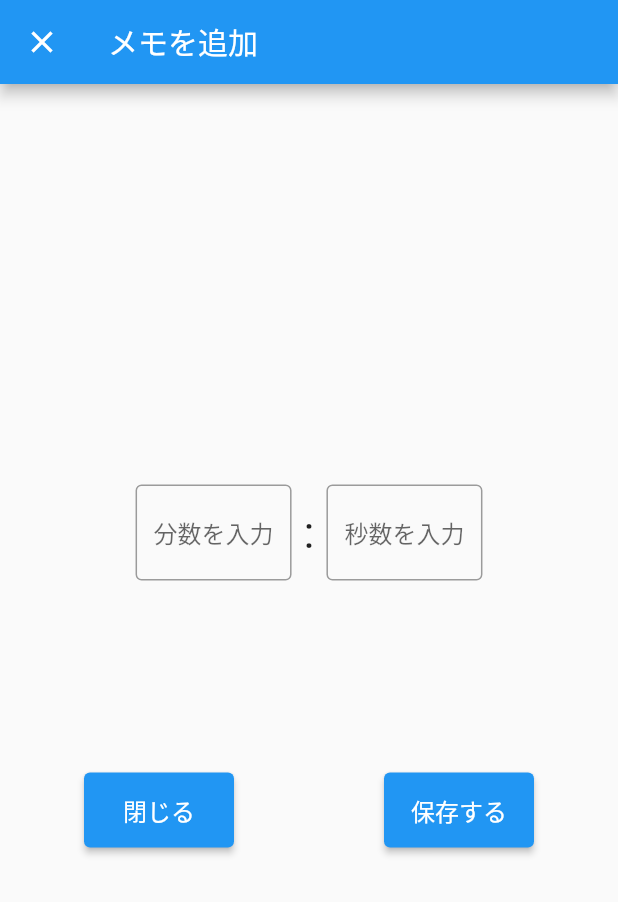
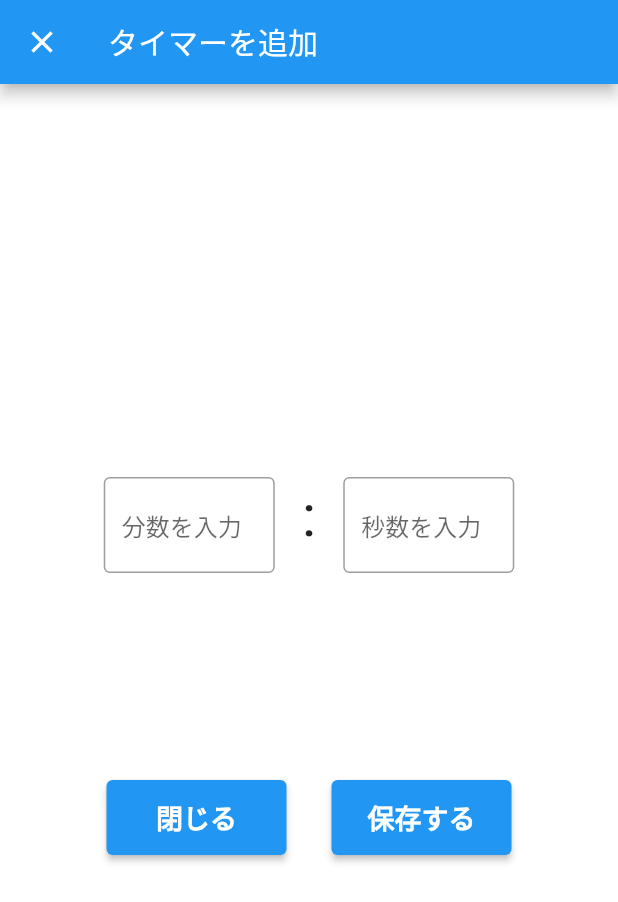
Before and after one commit to kiichi7580/Muscle_training_app, a Flutter app: the screen it shows after launch, item 3 of the bottom bar chosen, after a tap on the "add" icon, on a phone screen of 412 x 824 dp. Shown: the top 902 px of the screen. Run offline on Flutter 3.47's test engine with Material 2 defaults, Android fonts, the phone set to English and light mode, and no system bars; our stand-ins replace audioplayers, circular_countdown_timer, cloud_firestore, firebase_auth, firebase_core, flutter_riverpod and 2 more; accounts and stored records are empty.

Commit message:
タイトル変更、ボタン、文字などのデザイン修正

```diff
--- a/lib/app.dart
+++ b/lib/app.dart
@@ -6,7 +6,6 @@ import 'login/login_page.dart';
 import 'view/calendar/calendar_page.dart';
 import 'view/memo/memo_page.dart';
 import 'view/timer/timer_page.dart';
-
 
 // プロバイダー
 final indexProvider = StateProvider((ref) {
@@ -19,7 +18,6 @@ class Myapp extends ConsumerWidget {
 
   @override
   Widget build(BuildContext context, WidgetRef ref) {
-
     // インデックス
     final index = ref.watch(indexProvider);
 
@@ -55,7 +53,10 @@ class Myapp extends ConsumerWidget {
 
     return Scaffold(
       appBar: AppBar(
-        title: Text('${titles[index]}'),
+          title: Text(
+            '${titles[index]}',
+            style: TextStyle(fontWeight: FontWeight.w700),
+          ),
           actions: [
             IconButton(
               icon: Icon(Icons.logout),
@@ -76,6 +77,5 @@ class Myapp extends ConsumerWidget {
       body: pages[index],
       bottomNavigationBar: bar,
     );
-
   }
 }
--- /dev/null
+++ b/lib/constant/colors.dart
@@ -0,0 +1,7 @@
+import 'package:flutter/material.dart';
+
+// ベースカラー
+
+// 白縹（しろはなだ） → R:223, G:242, B:252
+
+Color mainColor = Color.fromRGBO(255, 255, 255, 1);
--- a/lib/domain/calendar.dart
+++ b/lib/domain/calendar.dart
@@ -27,7 +27,7 @@ class Calendar {
     return {
       "date": Timestamp.fromDate(date),
       "title": title,
-      "description": description
+      "description": description,
     };
   }
 }
--- a/lib/view/calendar/calendar_page.dart
+++ b/lib/view/calendar/calendar_page.dart
@@ -1,8 +1,9 @@
 import 'package:cloud_firestore/cloud_firestore.dart';
+import 'package:firebase_auth/firebase_auth.dart';
 import 'package:flutter/material.dart';
+import 'package:muscle_training_app/constant/colors.dart';
 import 'package:muscle_training_app/view/calendar/add_event.dart';
 import 'package:muscle_training_app/view/calendar/edit_event.dart';
-import 'package:muscle_training_app/view/calendar/event_firestore_service.dart';
 import 'package:muscle_training_app/view/calendar/event_item.dart';
 import 'package:provider/provider.dart';
 import 'package:table_calendar/table_calendar.dart';
@@ -13,12 +14,15 @@ import '../../view_model/calendar_model/calendar_model.dart';
 
 class CalendarPage extends StatefulWidget {
   const CalendarPage({super.key});
+  // const CalendarPage(User user, {super.key});
 
   @override
   State<CalendarPage> createState() => _CalendarPageState();
 }
 
 class _CalendarPageState extends State<CalendarPage> {
+  late User user;
+
   late DateTime _focusedDay;
   late DateTime _firstDay;
   late DateTime _lastDay;
@@ -77,9 +81,10 @@ class _CalendarPageState extends State<CalendarPage> {
   @override
   Widget build(BuildContext context) {
     return Scaffold(
-      appBar: AppBar(title: const Text('カレンダー')),
+      backgroundColor: mainColor,
       body: ListView(
         children: [
+          // Text('{$user}さん、ようこそ！'),
           TableCalendar(
             eventLoader: _getEventsForTheDay,
             calendarFormat: _calendarFormat,
@@ -130,15 +135,15 @@ class _CalendarPageState extends State<CalendarPage> {
             }),
             calendarStyle: const CalendarStyle(
               weekendTextStyle: TextStyle(
-                // 週末の色を指定
-                // 土日両方同じ色になってしまうため、改善策を模索中
-              ),
+                  // 週末の色を指定
+                  // 土日両方同じ色になってしまうため、改善策を模索中
+                  ),
               selectedDecoration: BoxDecoration(
                 shape: BoxShape.circle,
                 color: Colors.orange,
               ),
             ),
-            headerStyle: HeaderStyle(
+            headerStyle: const HeaderStyle(
               // カレンダーの表示範囲を変えないようにする場合はfalse
               formatButtonVisible: true,
               // タイトルを中央にしたかったらこの行を追加
@@ -195,6 +200,19 @@ class _CalendarPageState extends State<CalendarPage> {
                   }
                 }),
           ),
+          // Expanded(
+          //   child: ListView.builder(
+          //     itemCount: _events.length,
+          //     itemBuilder: (context, index) {
+          //       final event = _events[index];
+          //       return Card(
+          //         child: ListTile(
+          //           title: Text('$event'),
+          //         ),
+          //       );
+          //     },
+          //   ),
+          // ),
         ],
       ),
       floatingActionButton: FloatingActionButton(
--- a/lib/view/memo/table_memo.dart
+++ b/lib/view/memo/table_memo.dart
@@ -49,11 +49,6 @@ class TableWidget extends StatelessWidget {
             }
 
             final List<Widget> widgets = memos.map((memo) {
-              // if (memo.time != null && memo.time is Timestamp) {
-              //   final format1 = DateFormat('yyyy-MM-dd');
-              //   final today = (memo.time as Timestamp).toDate();
-              //   memo.time = format1.format(today);
-              // }
               return Slidable(
                 // child: Padding(
                 //   padding: const EdgeInsets.all(8.0),
--- a/lib/view/timer/add_timer.dart
+++ b/lib/view/timer/add_timer.dart
@@ -1,4 +1,5 @@
 import 'package:flutter/material.dart';
+import 'package:muscle_training_app/constant/colors.dart';
 import 'package:muscle_training_app/view_model/timer_model/add_timer_model.dart';
 import 'package:provider/provider.dart';
 
@@ -9,11 +10,11 @@ class AddTimerPage extends StatelessWidget {
         create: (_) => AddTimerModel(),
         child: Scaffold(
             appBar: AppBar(
-              title: const Text('メモを追加'),
+              title: const Text('タイマーを追加'),
             ),
+            backgroundColor: mainColor,
             body: Center(child:
                 Consumer<AddTimerModel>(builder: (context, model, child) {
-
               return Center(
                 child: Column(
                   mainAxisAlignment: MainAxisAlignment.center,
@@ -28,7 +29,8 @@ class AddTimerPage extends StatelessWidget {
                               mainAxisAlignment: MainAxisAlignment.center,
                               children: [
                                 SizedBox(
-                                  width: 120,
+                                  height: 90,
+                                  width: 130,
                                   child: Padding(
                                     padding: const EdgeInsets.all(8.0),
                                     child: TextField(
@@ -41,12 +43,19 @@ class AddTimerPage extends StatelessWidget {
                                     ),
                                   ),
                                 ),
-                                Text(
-                                  ':',
-                                  style: TextStyle(fontSize: 30),
+                                SizedBox(
+                                  height: 90,
+                                  child: Padding(
+                                    padding: const EdgeInsets.all(10.0),
+                                    child: Text(
+                                      ':',
+                                      style: TextStyle(fontSize: 40),
+                                    ),
+                                  ),
                                 ),
                                 SizedBox(
-                                  width: 120,
+                                  height: 90,
+                                  width: 130,
                                   child: Padding(
                                     padding: const EdgeInsets.all(8.0),
                                     child: TextField(
@@ -70,24 +79,26 @@ class AddTimerPage extends StatelessWidget {
                               children: [
                                 SizedBox(
                                   height: 50,
-                                  width: 100,
+                                  width: 120,
                                   child: ElevatedButton(
                                     onPressed: () {
                                       Navigator.of(context).pop();
                                     },
                                     child: Text(
                                       '閉じる',
-                                      style: TextStyle(fontSize: 16),
+                                      style: TextStyle(
+                                        fontSize: 18,
+                                        fontWeight: FontWeight.w600,
+                                      ),
                                     ),
                                   ),
                                 ),
                                 SizedBox(
-                                  height: 50,
-                                  width: 100,
+                                  width: 30,
                                 ),
                                 SizedBox(
                                   height: 50,
-                                  width: 100,
+                                  width: 120,
                                   child: ElevatedButton(
                                     onPressed: () async {
                                       try {
@@ -108,7 +119,10 @@ class AddTimerPage extends StatelessWidget {
                                     },
                                     child: Text(
                                       '保存する',
-                                      style: TextStyle(fontSize: 16),
+                                      style: TextStyle(
+                                        fontSize: 18,
+                                        fontWeight: FontWeight.w600,
+                                      ),
                                     ),
                                   ),
                                 ),
--- a/lib/view_model/memo_model/add_memo_model.dart
+++ b/lib/view_model/memo_model/add_memo_model.dart
@@ -37,12 +37,12 @@ class AddMemoModel extends ChangeNotifier {
 
     final doc = FirebaseFirestore.instance.collection('memos').doc();
 
-    // final time = Timestamp.fromDate(DateTime.now());
-
+    // timeのフォーマットを変更
     final format1 = DateFormat('yyyy-MM-dd');
     DateTime now = DateTime.now();
     final time1 = format1.format(now);
     final time = time1.toString();
+
 
     // firestoreに追加
     await doc.set({
```
Also changed, not shown: lib/view/calendar/add_event.dart (+21 -7 lines), lib/view/memo/add_memo.dart (+20 -17 lines), lib/view/memo/memo_page.dart (+19 -11 lines), lib/view/timer/display_timer.dart (+47 -14 lines), lib/view/timer/timer_page.dart (+24 -94 lines), lib/view_model/memo_model/memo_model.dart (+3 -7 lines). Lines whose indentation alone changed are shown as unchanged.
